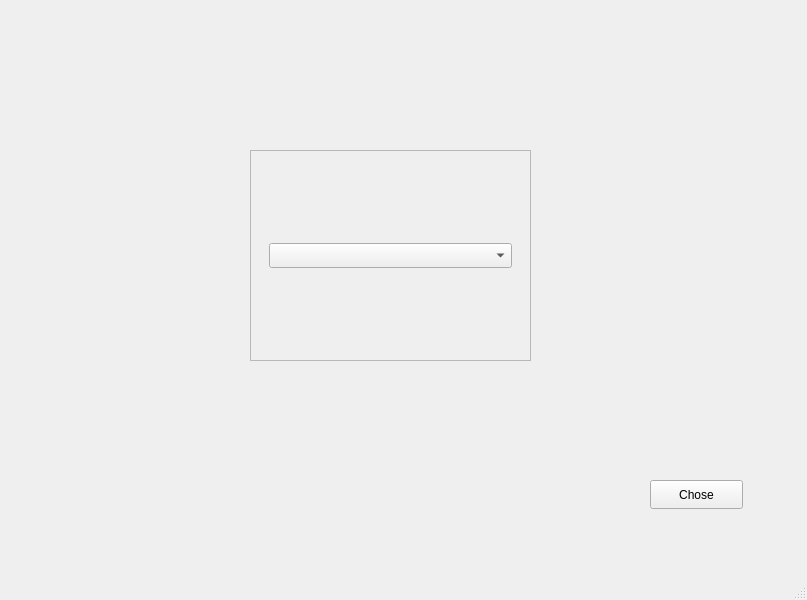
First picture: the form in mainwindow.ui, repository clemos2509/diplom, before the edit.
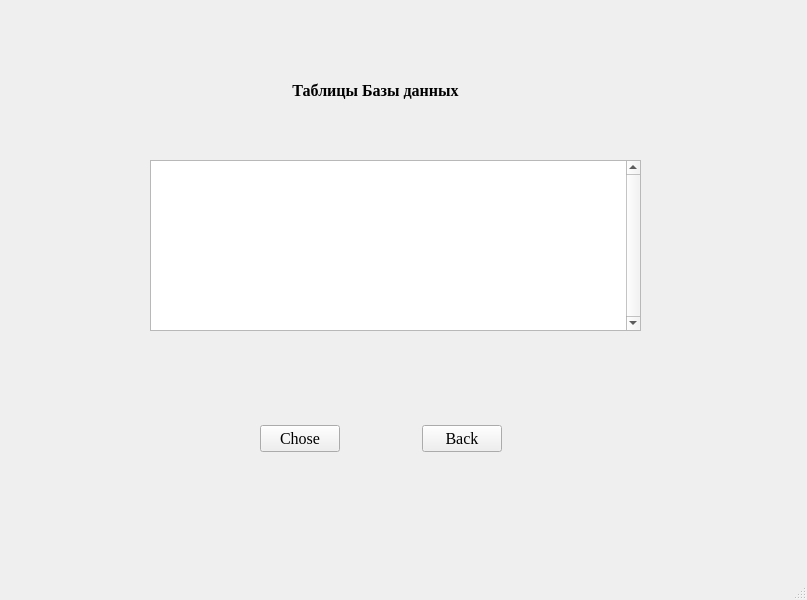
Second picture: the form after the edit. The open tabs and pages were chosen to show the change.

What changed in the file:
```diff
--- a/mainwindow.ui
+++ b/mainwindow.ui
@@ -17,12 +17,20 @@
    <widget class="QStackedWidget" name="stackedWidget">
     <property name="geometry">
      <rect>
-      <x>30</x>
+      <x>20</x>
       <y>30</y>
-      <width>751</width>
+      <width>771</width>
       <height>501</height>
      </rect>
     </property>
+    <property name="font">
+     <font>
+      <pointsize>12</pointsize>
+     </font>
+    </property>
+    <property name="lineWidth">
+     <number>5</number>
+    </property>
     <property name="currentIndex">
      <number>0</number>
     </property>
@@ -126,59 +134,98 @@
      </widget>
     </widget>
     <widget class="QWidget" name="page_1">
-     <widget class="QPushButton" name="pushButton">
+     <widget class="QLabel" name="label_3">
       <property name="geometry">
        <rect>
-        <x>620</x>
-        <y>450</y>
-        <width>93</width>
-        <height>29</height>
+        <x>180</x>
+        <y>50</y>
+        <width>351</width>
+        <height>20</height>
        </rect>
       </property>
+      <property name="font">
+       <font>
+        <family>Times New Roman</family>
+        <pointsize>12</pointsize>
+        <bold>true</bold>
+       </font>
+      </property>
       <property name="text">
-       <string>Chose</string>
+       <string>Таблицы Базы данных</string>
+      </property>
+      <property name="alignment">
+       <set>Qt::AlignCenter</set>
       </property>
      </widget>
-     <widget class="QScrollArea" name="scrollArea">
+     <widget class="QListView" name="listTablesName">
       <property name="geometry">
        <rect>
-        <x>220</x>
-        <y>120</y>
-        <width>281</width>
-        <height>211</height>
+        <x>130</x>
+        <y>130</y>
+        <width>491</width>
+        <height>171</height>
        </rect>
       </property>
-      <property name="widgetResizable">
+      <property name="verticalScrollBarPolicy">
+       <enum>Qt::ScrollBarAlwaysOn</enum>
+      </property>
+      <property name="horizontalScrollBarPolicy">
+       <enum>Qt::ScrollBarAsNeeded</enum>
+      </property>
+      <property name="alternatingRowColors">
        <bool>true</bool>
       </property>
-      <widget class="QWidget" name="scrollAreaWidgetContents_2">
-       <property name="geometry">
-        <rect>
-         <x>0</x>
-         <y>0</y>
-         <width>279</width>
-         <height>209</height>
-        </rect>
-       </property>
-       <layout class="QVBoxLayout" name="verticalLayout_2">
-        <item>
-         <widget class="QWidget" name="scrollContent" native="true">
-          <layout class="QVBoxLayout" name="verticalLayout">
-           <item>
-            <widget class="QComboBox" name="comboBox">
-             <property name="maximumSize">
-              <size>
-               <width>16777215</width>
-               <height>25</height>
-              </size>
-             </property>
-            </widget>
-           </item>
-          </layout>
-         </widget>
-        </item>
-       </layout>
-      </widget>
+     </widget>
+     <widget class="QWidget" name="layoutWidget">
+      <property name="geometry">
+       <rect>
+        <x>240</x>
+        <y>390</y>
+        <width>242</width>
+        <height>38</height>
+       </rect>
+      </property>
+      <layout class="QHBoxLayout" name="horizontalLayout">
+       <item>
+        <widget class="QPushButton" name="chose_table">
+         <property name="font">
+          <font>
+           <family>Times New Roman</family>
+           <pointsize>12</pointsize>
+          </font>
+         </property>
+         <property name="text">
+          <string>Chose</string>
+         </property>
+        </widget>
+       </item>
+       <item>
+        <spacer name="horizontalSpacer">
+         <property name="orientation">
+          <enum>Qt::Horizontal</enum>
+         </property>
+         <property name="sizeHint" stdset="0">
+          <size>
+           <width>40</width>
+           <height>20</height>
+          </size>
+         </property>
+        </spacer>
+       </item>
+       <item>
+        <widget class="QPushButton" name="back">
+         <property name="font">
+          <font>
+           <family>Times New Roman</family>
+           <pointsize>12</pointsize>
+          </font>
+         </property>
+         <property name="text">
+          <string>Back</string>
+         </property>
+        </widget>
+       </item>
+      </layout>
      </widget>
     </widget>
     <widget class="QWidget" name="page_2">
```
Left out of the diff: 112 changed lines with no effect on the pictures.
